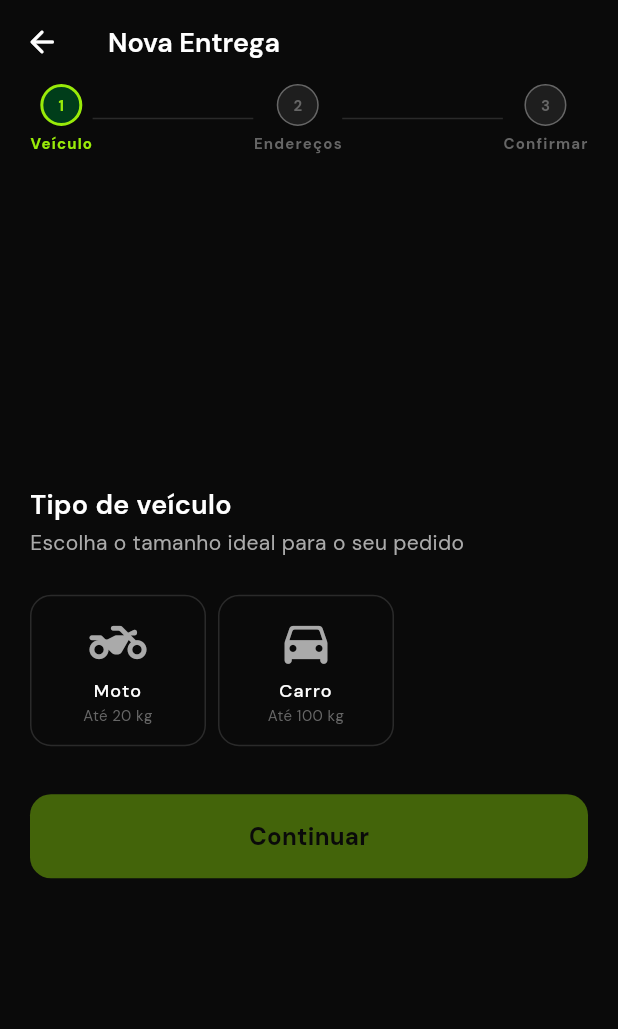
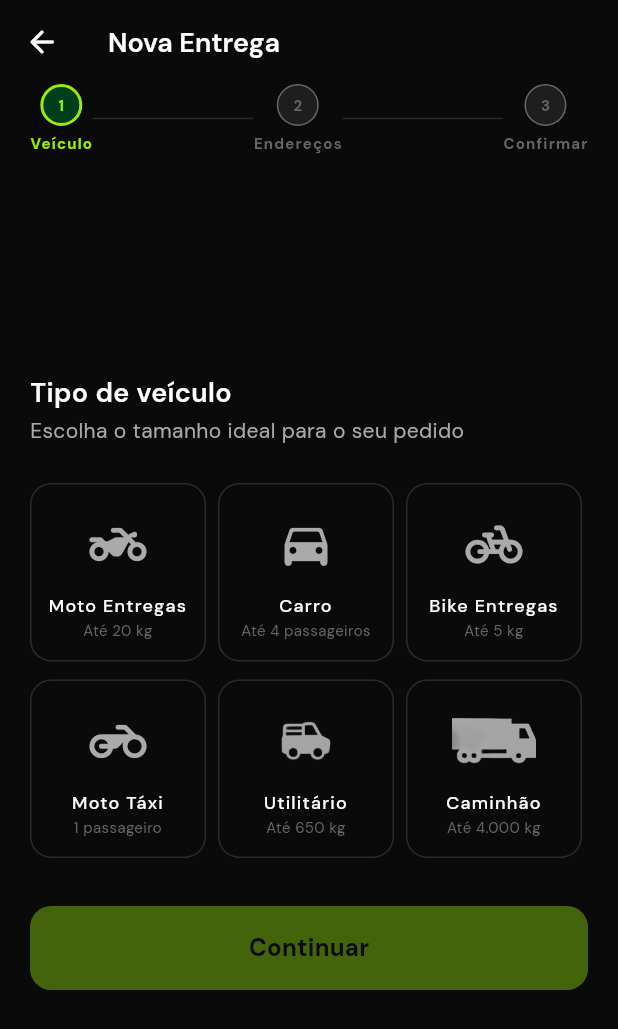
Before and after one commit to ArkGObr/UrbGo, a Flutter app: the CreateDeliveryScreen screen opened by its route, on a phone screen of 412 x 824 dp. Shown: the top 1029 px of the screen. Run offline on Flutter 3.47's test engine with Material 3 defaults, Android fonts, the phone set to English and light mode, and no system bars; our stand-ins replace connectivity_plus, dio, firebase_core, firebase_messaging, flutter_dotenv, flutter_local_notifications and 9 more; accounts and stored records are empty; network calls fail.

Commit message:
feat: enable additional vehicle categories with custom asset support and update category selector UI

```diff
--- a/lib/core/constants/vehicle_categories.dart
+++ b/lib/core/constants/vehicle_categories.dart
@@ -3,11 +3,10 @@ import 'package:flutter/material.dart';
 enum VehicleCategory {
   motoboy,
   car,
-  // Desativadas por enquanto — serão habilitadas após validação
-  // bike,
-  // mototaxi,
-  // van,
-  // truck,
+  bike,
+  mototaxi,
+  van,
+  truck,
 }
 
 class VehicleCategoryInfo {
@@ -15,6 +14,7 @@ class VehicleCategoryInfo {
   final String id;
   final String name;
   final IconData icon;
+  final String? assetPath;
   final String description;
   final String capacity;
   final int etaMultiplier;
@@ -24,20 +24,21 @@ class VehicleCategoryInfo {
     required this.id,
     required this.name,
     required this.icon,
+    this.assetPath,
     required this.description,
     required this.capacity,
     required this.etaMultiplier,
   });
 }
 
-/// Todas as categorias disponíveis no app (apenas as ativas).
+/// Todas as categorias disponíveis no app
 const List<VehicleCategoryInfo> vehicleCategories = [
   VehicleCategoryInfo(
     category: VehicleCategory.motoboy,
     id: 'motoboy',
-    name: 'Moto',
+    name: 'Moto Entregas',
     icon: Icons.two_wheeler_rounded,
-    description: 'Entregas rápidas, documentos, pequenas cargas',
+    description: 'Entregas rápidas, documentos',
     capacity: 'Até 20 kg',
     etaMultiplier: 100,
   ),
@@ -46,9 +47,47 @@ const List<VehicleCategoryInfo> vehicleCategories = [
     id: 'car',
     name: 'Carro',
     icon: Icons.directions_car_rounded,
-    description: 'Encomendas médias, múltiplos volumes',
-    capacity: 'Até 100 kg',
+    description: 'Viagens confortáveis',
+    capacity: 'Até 4 passageiros',
     etaMultiplier: 115,
+  ),
+  VehicleCategoryInfo(
+    category: VehicleCategory.bike,
+    id: 'bike',
+    name: 'Bike Entregas',
+    icon: Icons.pedal_bike_rounded,
+    description: 'Entregas curtas e ecológicas',
+    capacity: 'Até 5 kg',
+    etaMultiplier: 150,
+  ),
+  VehicleCategoryInfo(
+    category: VehicleCategory.mototaxi,
+    id: 'mototaxi',
+    name: 'Moto Táxi',
+    icon: Icons.motorcycle_rounded,
+    description: 'Transporte de passageiros',
+    capacity: '1 passageiro',
+    etaMultiplier: 100,
+  ),
+  VehicleCategoryInfo(
+    category: VehicleCategory.van,
+    id: 'van',
+    name: 'Utilitário',
+    icon: Icons.airport_shuttle_rounded,
+    assetPath: 'assets/utilitario.png',
+    description: 'Fiorinos e furgões',
+    capacity: 'Até 650 kg',
+    etaMultiplier: 130,
+  ),
+  VehicleCategoryInfo(
+    category: VehicleCategory.truck,
+    id: 'truck',
+    name: 'Caminhão',
+    icon: Icons.local_shipping_rounded,
+    assetPath: 'assets/caminhao.png',
+    description: 'Mudanças e móveis pesados',
+    capacity: 'Até 4.000 kg',
+    etaMultiplier: 160,
   ),
 ];
 
@@ -57,8 +96,8 @@ extension VehicleCategoryExtension on VehicleCategory {
       vehicleCategories.firstWhere((v) => v.category == this);
 
   static VehicleCategory fromId(String id) {
-    final match = vehicleCategories.where((v) => v.id == id);
-    if (match.isEmpty) return VehicleCategory.motoboy; // fallback
+    var match = vehicleCategories.where((v) => v.id == id);
+    if (match.isEmpty) return VehicleCategory.motoboy;
     return match.first.category;
   }
 }
--- a/lib/features/client/presentation/client_profile_screen.dart
+++ b/lib/features/client/presentation/client_profile_screen.dart
@@ -88,7 +88,7 @@ class _ClientProfileScreenState extends ConsumerState<ClientProfileScreen> {
       }).eq('id', user.id);
 
       // Refresh auth state to load new avatar into context
-      await ref.read(authNotifierProvider.notifier).checkSession();
+      ref.invalidate(authNotifierProvider);
 
       if (mounted) {
         ScaffoldMessenger.of(context).showSnackBar(
--- a/lib/features/shared/widgets/category_selector.dart
+++ b/lib/features/shared/widgets/category_selector.dart
@@ -70,10 +70,25 @@ class _CategorySelectorWidgetState extends State<CategorySelectorWidget> {
             child: Column(
               mainAxisSize: MainAxisSize.min,
               children: [
-                Icon(
-                  cat.icon,
-                  size: 38,
-                  color: isSelected ? AppColors.primary : AppColors.textSecondary,
+                SizedBox(
+                  height: 56,
+                  child: Center(
+                    child: cat.assetPath != null
+                        ? Transform.scale(
+                            scaleX: -1,
+                            child: Image.asset(
+                              cat.assetPath!,
+                              width: cat.id == 'truck' ? 56 : 46,
+                              height: cat.id == 'truck' ? 56 : 46,
+                              fit: BoxFit.contain,
+                            ),
+                          )
+                        : Icon(
+                            cat.icon,
+                            size: cat.id == 'truck' ? 48 : 38,
+                            color: isSelected ? AppColors.primary : AppColors.textSecondary,
+                          ),
+                  ),
                 ),
                 const SizedBox(height: AppSpacing.xs),
                 Text(
```
Also changed, not shown: assets/caminhao.png (added), assets/utilitario.png (added).
